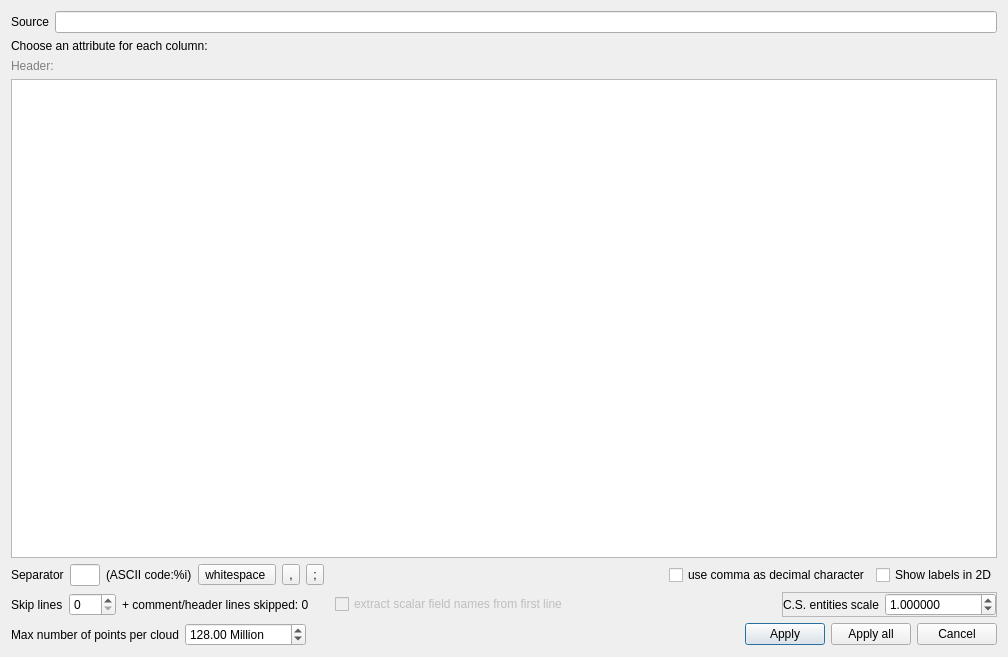
Old version of the form libs/qCC_io/ui/openAsciiFileDlg.ui in the repository CloudCompare/CloudCompare.
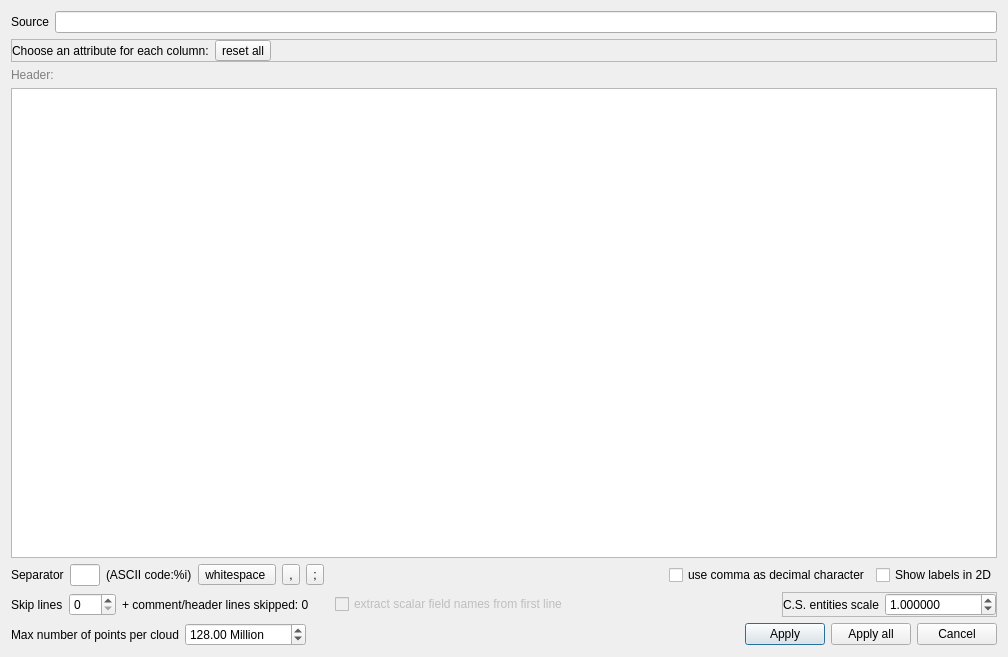
New version of the form.

Commit message: ASCII file loading dialog improvements

The edit to the form file:
```diff
--- a/libs/qCC_io/ui/openAsciiFileDlg.ui
+++ b/libs/qCC_io/ui/openAsciiFileDlg.ui
@@ -45,10 +45,63 @@
     </layout>
    </item>
    <item>
-    <widget class="QLabel" name="label">
-     <property name="text">
-      <string>Choose an attribute for each column:</string>
+    <widget class="QFrame" name="frame">
+     <property name="frameShape">
+      <enum>QFrame::StyledPanel</enum>
      </property>
+     <property name="frameShadow">
+      <enum>QFrame::Raised</enum>
+     </property>
+     <layout class="QHBoxLayout" name="horizontalLayout_6">
+      <property name="leftMargin">
+       <number>0</number>
+      </property>
+      <property name="topMargin">
+       <number>0</number>
+      </property>
+      <property name="rightMargin">
+       <number>0</number>
+      </property>
+      <property name="bottomMargin">
+       <number>0</number>
+      </property>
+      <item>
+       <widget class="QLabel" name="label">
+        <property name="sizePolicy">
+         <sizepolicy hsizetype="Maximum" vsizetype="Preferred">
+          <horstretch>0</horstretch>
+          <verstretch>0</verstretch>
+         </sizepolicy>
+        </property>
+        <property name="text">
+         <string>Choose an attribute for each column:</string>
+        </property>
+       </widget>
+      </item>
+      <item>
+       <widget class="QToolButton" name="resetColumnsToolButton">
+        <property name="statusTip">
+         <string>Resets all column roles</string>
+        </property>
+        <property name="text">
+         <string>reset all</string>
+        </property>
+       </widget>
+      </item>
+      <item>
+       <spacer name="horizontalSpacer">
+        <property name="orientation">
+         <enum>Qt::Horizontal</enum>
+        </property>
+        <property name="sizeHint" stdset="0">
+         <size>
+          <width>40</width>
+          <height>20</height>
+         </size>
+        </property>
+       </spacer>
+      </item>
+     </layout>
     </widget>
    </item>
    <item>
@@ -75,7 +128,7 @@
         <x>0</x>
         <y>0</y>
         <width>990</width>
-        <height>484</height>
+        <height>475</height>
        </rect>
       </property>
       <layout class="QVBoxLayout" name="verticalLayout_2">
```
The commit also changes 4 other files.
